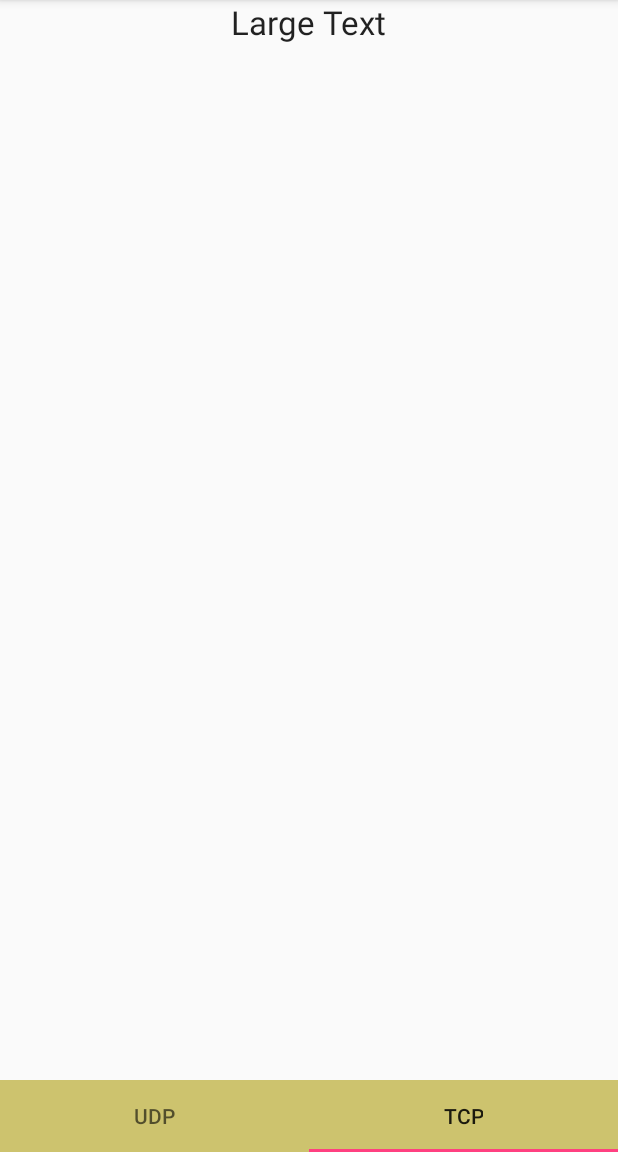
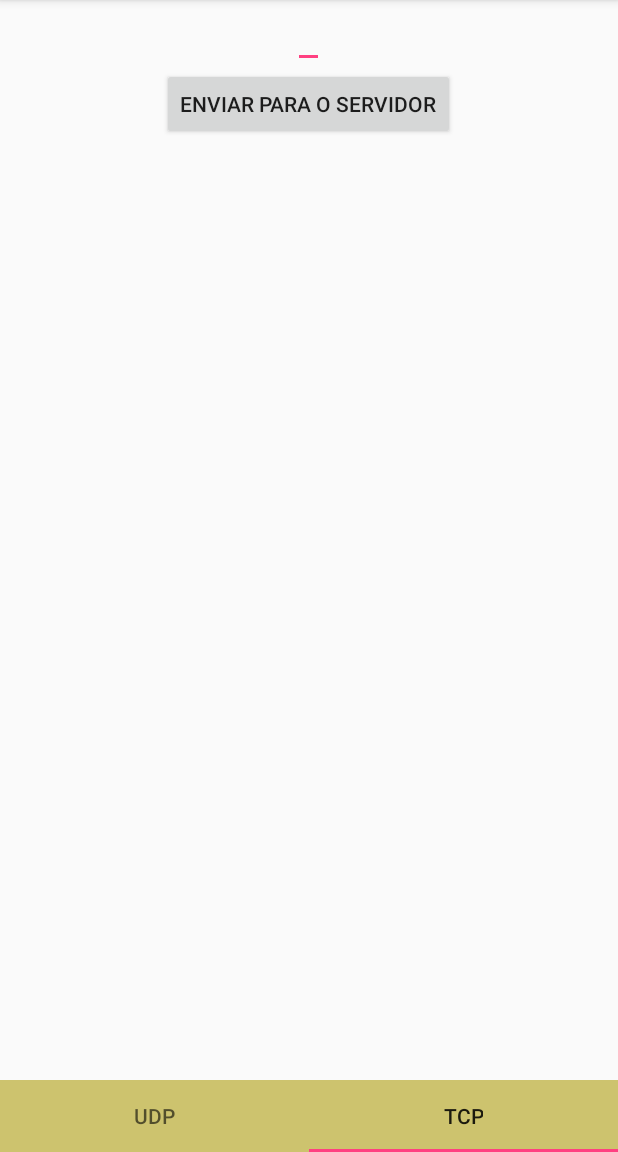
Before and after one commit to Liellison/ProjetoTalkRedes, an Android app: the screen it shows after launch (MainActivity), item 2 of the bottom bar chosen, on a phone screen of 412 x 824 dp, the part 84-1236 px from its top. Run offline under Robolectric (Android 15) with nearby library versions, the phone set to English and light mode, and no system bars.

Commit message:
Versao 0.0.4.1 Atualizacao da tela TCP com os componentes

```diff
--- a/app/src/main/res/layout/frag2.xml
+++ b/app/src/main/res/layout/frag2.xml
@@ -3,11 +3,20 @@
     android:orientation="vertical" android:layout_width="match_parent"
     android:layout_height="match_parent">
 
+    <EditText
+        android:layout_width="wrap_content"
+        android:layout_height="wrap_content"
+        android:id="@+id/etTCP1"
+        android:layout_gravity="center"/>
+    <Button
+        android:layout_width="wrap_content"
+        android:layout_height="wrap_content"
+        android:text="@string/sendServer"
+        android:id="@+id/btsendTCP"
+        android:layout_gravity="center_horizontal" />
     <TextView
         android:layout_width="wrap_content"
         android:layout_height="wrap_content"
-        android:textAppearance="?android:attr/textAppearanceLarge"
-        android:text="Large Text"
-        android:id="@+id/textView"
-        android:layout_gravity="center_horizontal" />
+        android:layout_gravity="center_horizontal"
+        android:layout_marginTop="60dp"/>
 </LinearLayout>
```
